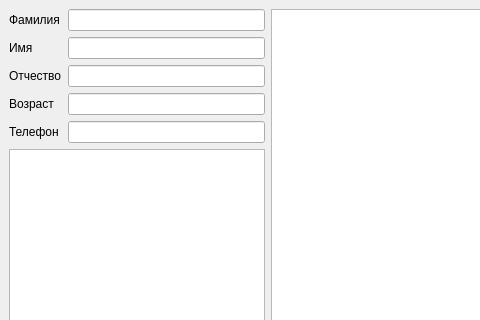
The window that PeopleBaza/MainWindow.ui (piza0-0/BankRegister) describes before a commit, drawn with Qt 5; both pictures show x 0 to 480 and y 0 to 320 of the 1200 by 800 pixel window.
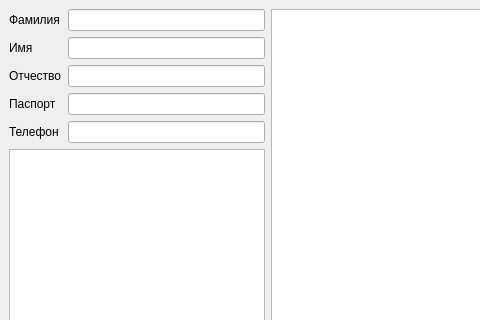
The same window after the commit.

The edit to the form file:
```diff
--- a/PeopleBaza/MainWindow.ui
+++ b/PeopleBaza/MainWindow.ui
@@ -121,7 +121,7 @@
           <item row="3" column="0">
            <widget class="QLabel" name="l_age">
             <property name="text">
-             <string>Возраст</string>
+             <string>Паспорт</string>
             </property>
            </widget>
           </item>
```
Left out of the diff: 4 changed lines with no effect on the pictures.
